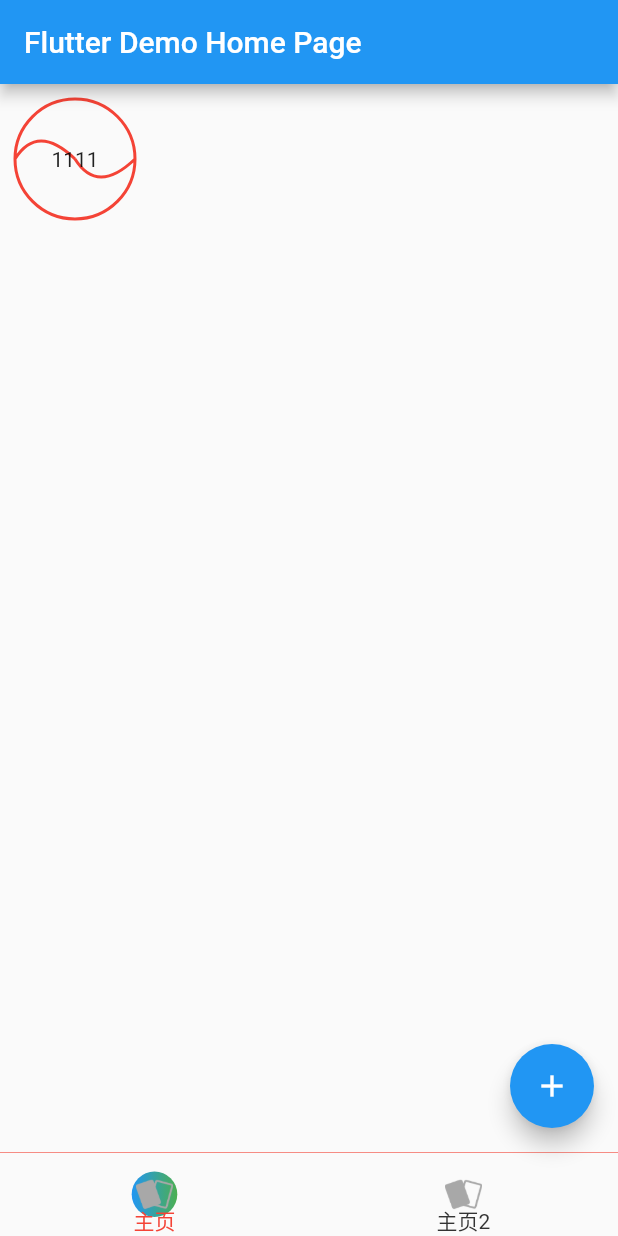
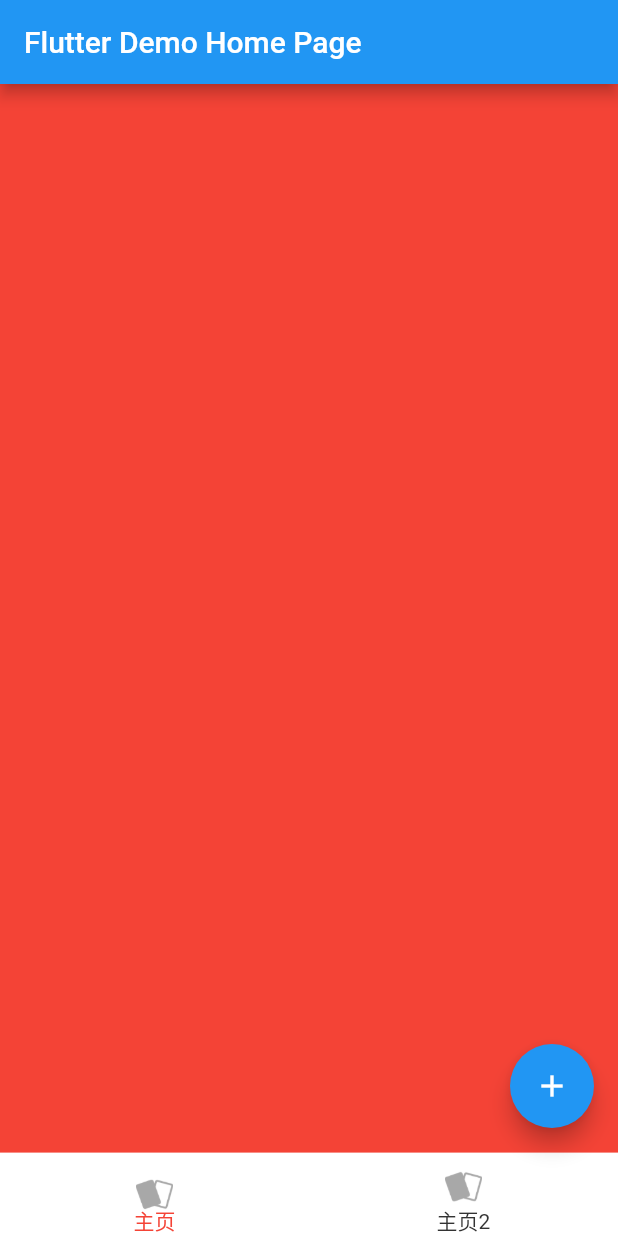
Before and after one commit to asanant/FlutterPaint, a Flutter app: the screen it shows after launch, on a phone screen of 412 x 824 dp. Run offline on Flutter 3.47's test engine with Material 2 defaults, Android fonts, the phone set to English and light mode, and no system bars.

Commit message:
1、完善按钮背景

```diff
--- a/lib/QNavBar.dart
+++ b/lib/QNavBar.dart
@@ -20,6 +20,7 @@ class QNavBarState extends  State<QNavBar>{
     var viewSize=MediaQuery.of(context).size;
     return Container(
       decoration: BoxDecoration(
+        color: Colors.white,
         border: Border(top:BorderSide(width: 0.4,color: Colors.red))
       ),
       width: viewSize.width,
--- a/lib/QNavButton.dart
+++ b/lib/QNavButton.dart
@@ -31,15 +31,15 @@ class QNavButtonState extends State<QNavButton> with TickerProviderStateMixin<QN
     // TODO: implement initState
     _animationController=AnimationController(
       vsync: this,
-      duration: Duration(milliseconds: 500),
+      duration: Duration(milliseconds: 350),
     );
     _animationWidthController=AnimationController(
       vsync: this,
-      duration: Duration(milliseconds: 300),
+      duration: Duration(milliseconds: 250),
     );
 
     _animationCircleWith=CurvedAnimation(
-      parent:  Tween<double>(begin: 0.8, end: 1.0).animate(_animationWidthController),curve: Curves.linear
+      parent:  Tween<double>(begin: 0, end: 1.0).animate(_animationWidthController),curve: Curves.linear
     );
 
     _animation= CurvedAnimation(parent: Tween<double>(begin: 0, end: 1.0).animate(_animationController),curve:  Curves.bounceOut);
@@ -61,7 +61,7 @@ class QNavButtonState extends State<QNavButton> with TickerProviderStateMixin<QN
   @override
   Widget build(BuildContext context) {
 
-
+     final  width=MediaQuery.of(context).size.width;
     // TODO: implement build
     return Expanded(
       child: GestureDetector(
@@ -69,15 +69,14 @@ class QNavButtonState extends State<QNavButton> with TickerProviderStateMixin<QN
         child:Stack(
           alignment: Alignment.center,
           children: <Widget>[
-            SizedBox(width:MediaQuery.of(context).size.width ,height: widget.navHeight,),
+            SizedBox(width:width,height: widget.navHeight,),
             Positioned(
               child:Container(
                 transform: Matrix4.translationValues(0, widget.selected? -(maxOffset*_animation.value):0, 0),
                 child: CustomPaint(
-                  painter:widget.selected?  BgButtonBubble(_animation.value):null,
+                  painter:widget.selected?  BgButtonBubble(transformOffest: _animation.value,circleScaleValue: _animationCircleWith.value):null,
                   child: Container(
-                    width: widget.selected? circleExtend*_animationCircleWith.value:null,
-                    height:widget.selected? circleExtend*_animationCircleWith.value:null,
+                    margin: widget.selected? null: EdgeInsets.only(bottom: 10),
                     alignment: Alignment.center,
                     child: Container(
                       constraints:BoxConstraints.tight(Size( 25,25)),
@@ -86,8 +85,12 @@ class QNavButtonState extends State<QNavButton> with TickerProviderStateMixin<QN
                   ),
                 ),
               ),
-              bottom: SizedBox(child: Text("")).height,
+              top: 0,
+              left: 0,
+              right: 0,
+              bottom: 0,
             ),
+
             Positioned(
               child:Text(widget.tabView.tabText,style: TextStyle(color: widget.selected? Colors.red:Color(0xFF333333),),),
               bottom: 0,
--- a/lib/main.dart
+++ b/lib/main.dart
@@ -75,15 +75,8 @@ class _MyHomePageState extends State<MyHomePage> {
         title: Text(widget.title),
       ),
       body: Container(
-        child: CustomPaint(
-          child:Container(
-            alignment: Alignment.center,
-            height: 100,
-            width: 100,
-            child: Text("1111"),
-          ),
-          painter: new TestPaint(),
-        ),
+        color: Colors.red,
+
       ),
       bottomNavigationBar: QNavBar(navTabs: [
         QNavTab( tabText: "主页",tabView: Image.asset("assets/ic_test.png",width: 1000,)),
```
Also changed, not shown: lib/BgButtonBubble.dart (+26 -11 lines), 2 other files.
